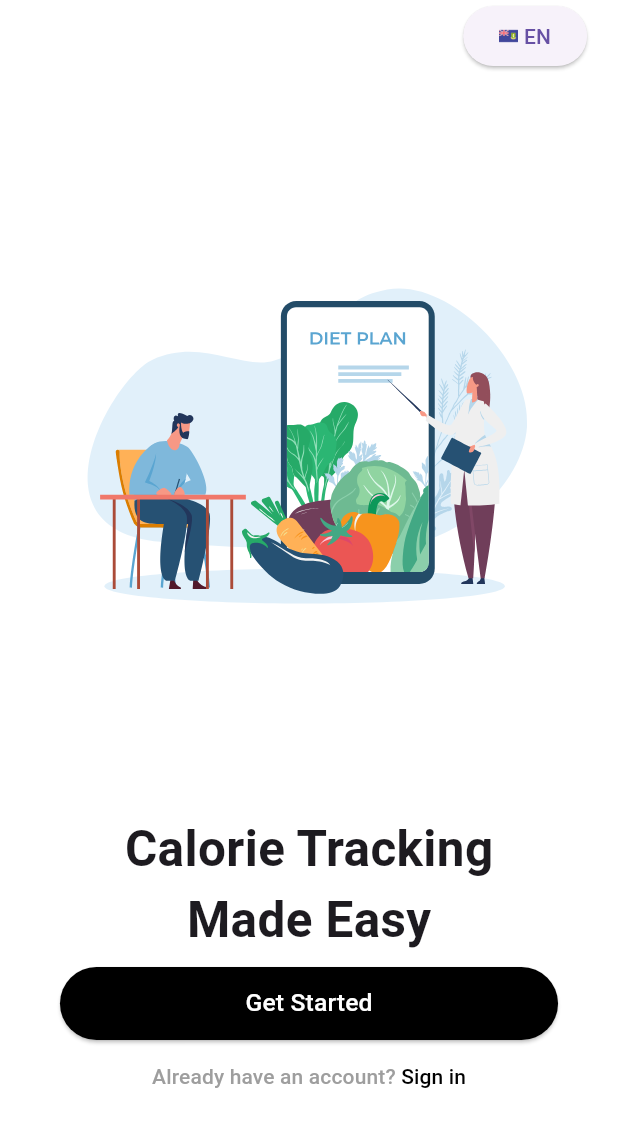
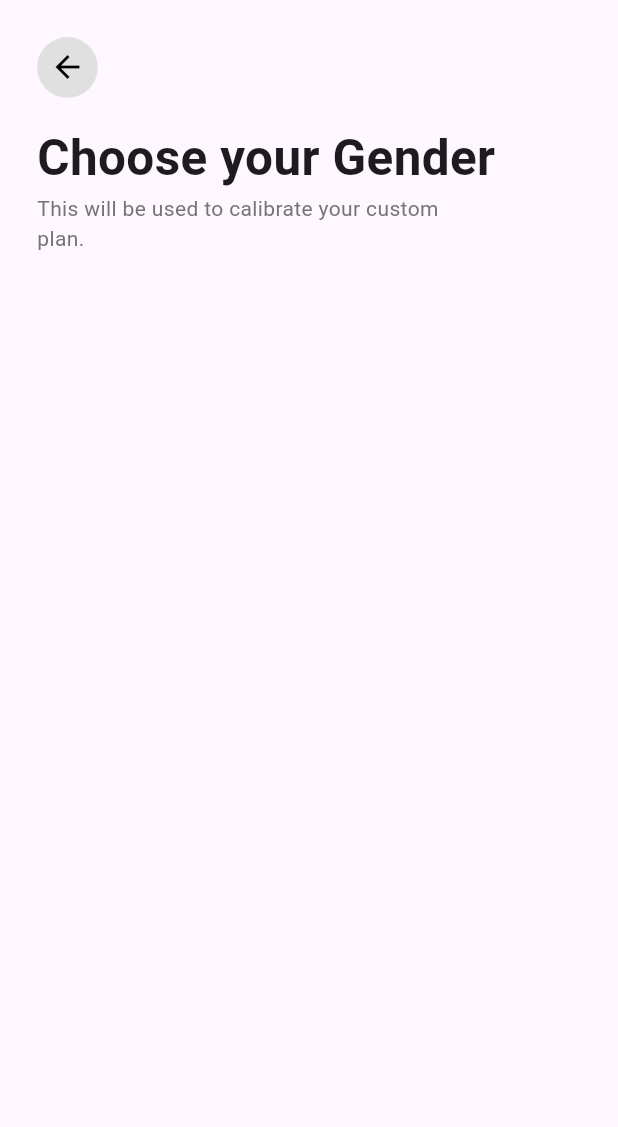
Before and after one commit to Md-Oakil-902/Calorie-Counter-Flutter-Application, a Flutter app: the screen it shows after launch, on a phone screen of 412 x 824 dp. Shown: the top 1127 px of the screen. Run offline on Flutter 3.47's test engine with Material 3 defaults, Android fonts, the light colour scheme and no system bars; our stand-ins replace lottie.

Commit message:
wroking on gender selection screen

```diff
--- a/lib/main.dart
+++ b/lib/main.dart
@@ -1,4 +1,6 @@
+import 'package:calorie_counter/pages/personal_information/gender_selection.dart';
 import 'package:calorie_counter/pages/splash_screen.dart';
+import 'package:calorie_counter/utils/responsive.dart';
 import 'package:flutter/material.dart';
 
 void main() {
@@ -10,11 +12,15 @@ class MyApp extends StatelessWidget {
 
   @override
   Widget build(BuildContext context) {
-    return MaterialApp(
-      debugShowCheckedModeBanner: false,
+    return LayoutBuilder(
+      builder: (context, constraints) {
 
-      home: SplashScreen(),
-
+       Responsive.init(context);
+        return MaterialApp(
+          debugShowCheckedModeBanner: false,
+          home: GenderSelection(),
+        );
+      },
     );
   }
 }
--- /dev/null
+++ b/lib/pages/personal_information/gender_selection.dart
@@ -0,0 +1,55 @@
+import 'package:calorie_counter/utils/responsive.dart';
+import 'package:flutter/material.dart';
+
+class GenderSelection extends StatefulWidget {
+  const GenderSelection({super.key});
+
+  @override
+  State<GenderSelection> createState() => _GenderSelectionState();
+}
+
+class _GenderSelectionState extends State<GenderSelection> {
+  @override
+  Widget build(BuildContext context) {
+    return Scaffold(
+      body: SafeArea(
+        child: Padding(
+          padding:  EdgeInsets.all(Responsive.hp(3)),
+          child: Column(
+            crossAxisAlignment: CrossAxisAlignment.start,
+            children: [
+              Row(
+                children: [
+                  GestureDetector(
+                    onTap: () {
+                      Navigator.pop(context);
+                    },
+                    child: Container(
+                      padding: EdgeInsets.all(Responsive.hp(1)),
+                      decoration: BoxDecoration(
+                        color: Colors.grey.shade300,
+                        shape: BoxShape.circle,
+                      ),
+                      child: Icon(Icons.arrow_back, color: Colors.black),
+                    ),
+                  ),
+                ],
+              ),
+
+              SizedBox(height: Responsive.hp(2),),
+
+
+              Column(
+                crossAxisAlignment: CrossAxisAlignment.start,
+                children: [
+                  Text("Choose your Gender", style: TextStyle(fontWeight: FontWeight.bold, fontSize: Responsive.hp(4)),),
+                  Text("This will be used to calibrate your custom \nplan.", style: TextStyle(color: Colors.grey.shade600),),
+                ],
+              ),
+            ],
+          ),
+        ),
+      ),
+    );
+  }
+}
--- a/lib/pages/splash_screen.dart
+++ b/lib/pages/splash_screen.dart
@@ -12,30 +12,27 @@ class SplashScreen extends StatefulWidget {
 
 class _SplashScreenState extends State<SplashScreen> {
   @override
-  void initState(){
+  void initState() {
     super.initState();
 
-    SystemChrome.setSystemUIOverlayStyle(SystemUiOverlayStyle(
-      statusBarColor: Colors.white
-    ));
+    SystemChrome.setSystemUIOverlayStyle(
+      SystemUiOverlayStyle(statusBarColor: Colors.white),
+    );
+  }
 
-  }
 
   @override
   Widget build(BuildContext context) {
-
-    Responsive.init(context);
 
     return Scaffold(
       backgroundColor: Colors.white,
       body: SafeArea(
         child: Column(
           children: [
-
             Align(
               alignment: Alignment.topRight,
               child: Padding(
-                padding:  EdgeInsets.symmetric(horizontal: Responsive.wp(5)),
+                padding: EdgeInsets.symmetric(horizontal: Responsive.wp(5)),
                 child: ElevatedButton(
                   onPressed: () {},
                   child: Row(
@@ -49,7 +46,7 @@ class _SplashScreenState extends State<SplashScreen> {
                         height: Responsive.hp(3),
                         width: Responsive.wp(3),
                       ),
-                       SizedBox(width: Responsive.wp(1)), //language name
+                      SizedBox(width: Responsive.wp(1)), //language name
                       Text("EN"),
                     ],
                   ),
@@ -71,24 +68,39 @@ class _SplashScreenState extends State<SplashScreen> {
               children: [
                 Text(
                   "Calorie Tracking",
-                  style: TextStyle(fontWeight: FontWeight.bold, fontSize: Responsive.hp(4)),
+                  style: TextStyle(
+                    fontWeight: FontWeight.bold,
+                    fontSize: Responsive.hp(4),
+                  ),
                 ),
                 Text(
                   "Made Easy",
-                  style: TextStyle(fontWeight: FontWeight.bold, fontSize: Responsive.hp(4)),
+                  style: TextStyle(
+                    fontWeight: FontWeight.bold,
+                    fontSize: Responsive.hp(4),
+                  ),
                 ),
               ],
             ),
 
-             SizedBox(height: Responsive.hp(1)),
+            SizedBox(height: Responsive.hp(1)),
 
             ElevatedButton(
               onPressed: () {},
               style: ElevatedButton.styleFrom(
-                padding:  EdgeInsets.symmetric(horizontal: Responsive.wp(30), vertical: Responsive.hp(1.5)),
+                padding: EdgeInsets.symmetric(
+                  horizontal: Responsive.wp(30),
+                  vertical: Responsive.hp(1.5),
+                ),
                 backgroundColor: Colors.black,
               ),
-              child: Text("Get Started", style: TextStyle(color: Colors.white, fontSize: Responsive.hp(2))),
+              child: Text(
+                "Get Started",
+                style: TextStyle(
+                  color: Colors.white,
+                  fontSize: Responsive.hp(2),
+                ),
+              ),
             ),
             TextButton(
               onPressed: () {},
@@ -103,7 +115,6 @@ class _SplashScreenState extends State<SplashScreen> {
                 ],
               ),
             ),
-
           ],
         ),
       ),
```
Also changed, not shown: lib/pages/xxx.dart (deleted, +0 -145 lines), lib/utils/responsive.dart (+0 -45 lines).
